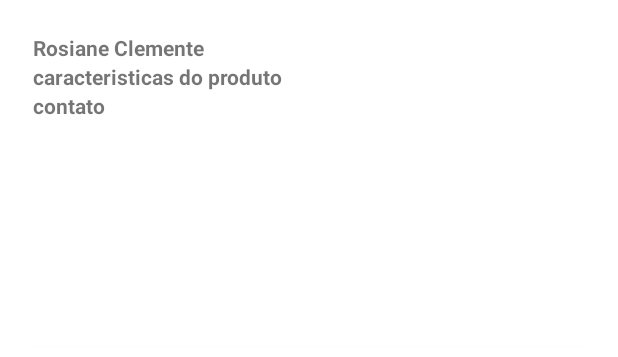
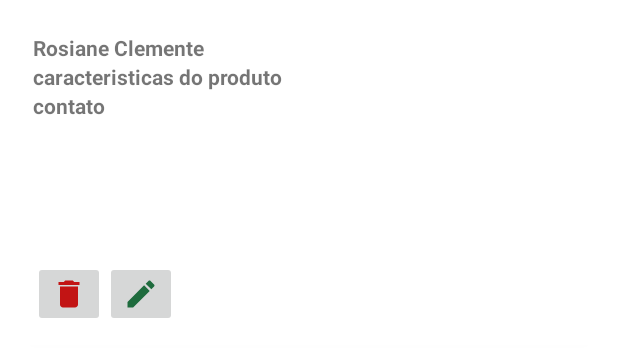
Before and after one commit to rosianeclemente/App-Doacoes, an Android app: the layout item_doacao.xml on its own in the app's theme, with its tools: preview values and no code run, on a phone screen of 412 x 824 dp. Shown: the top 357 px of the screen. Run offline under Robolectric (Android 15) with nearby library versions, the phone set to English and light mode, and no system bars.

Commit message:
atualizando layout

```diff
--- a/app/src/main/res/layout/item_doacao.xml
+++ b/app/src/main/res/layout/item_doacao.xml
@@ -22,8 +22,23 @@
             <androidx.constraintlayout.widget.ConstraintLayout
                     android:layout_width="match_parent"
                     android:layout_height="match_parent"
-                    android:layout_margin="12dp"
-            >
+                    android:layout_margin="12dp">
+
+                <ImageButton
+                    android:id="@+id/delete"
+                    android:layout_width="wrap_content"
+                    android:layout_height="wrap_content"
+                    android:src="@drawable/ic_baseline_delete_24"
+                    app:layout_constraintBottom_toBottomOf="parent"
+                    tools:ignore="MissingConstraints" />
+                <ImageButton
+                    android:id="@+id/edit"
+                    android:layout_width="wrap_content"
+                    android:layout_height="wrap_content"
+                    android:src="@drawable/ic_baseline_edit_24"
+                    app:layout_constraintBottom_toBottomOf="parent"
+                    app:layout_constraintStart_toEndOf="@+id/delete"
+                    tools:ignore="MissingConstraints" />
                 <com.google.android.material.textview.MaterialTextView
                         android:id="@+id/nome"
                         android:layout_width="wrap_content"
@@ -54,6 +69,7 @@
                         tools:text="contato"
 
                 />
+
         </androidx.constraintlayout.widget.ConstraintLayout>
 
 
```
